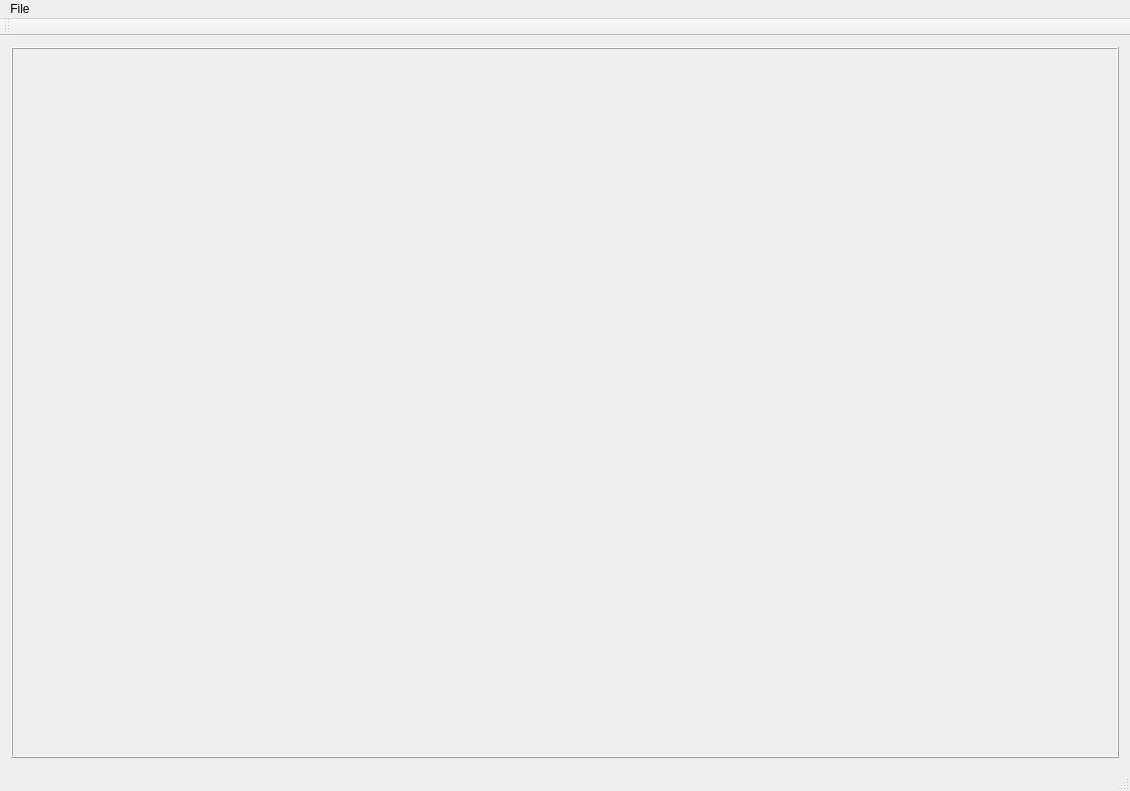
First picture: the form in TextureTool/MainFrm.ui, repository roosen5/TextureTool, before the edit.
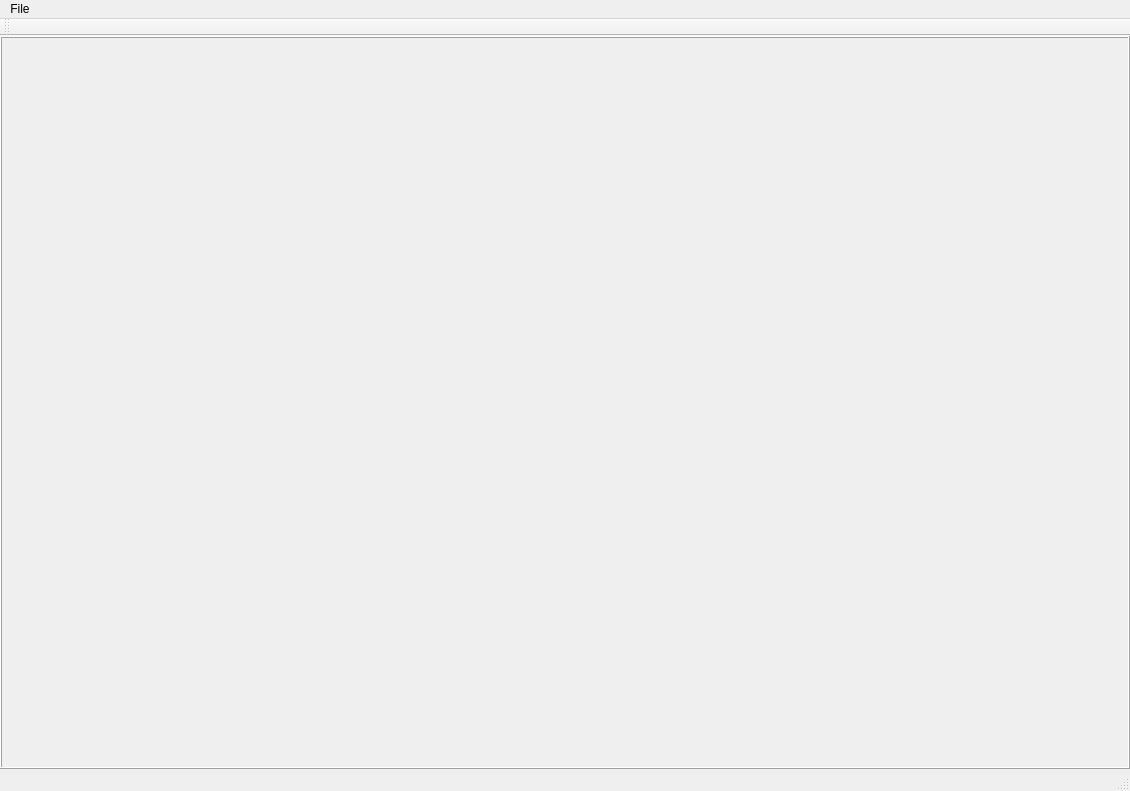
Second picture: the form after the edit. Icons and pictures are not drawn.

The edit to the form file:
```diff
--- a/TextureTool/MainFrm.ui
+++ b/TextureTool/MainFrm.ui
@@ -15,6 +15,21 @@
   </property>
   <widget class="QWidget" name="centralWidget">
    <layout class="QVBoxLayout" name="verticalLayout">
+    <property name="spacing">
+     <number>0</number>
+    </property>
+    <property name="leftMargin">
+     <number>0</number>
+    </property>
+    <property name="topMargin">
+     <number>0</number>
+    </property>
+    <property name="rightMargin">
+     <number>0</number>
+    </property>
+    <property name="bottomMargin">
+     <number>0</number>
+    </property>
     <item>
      <widget class="QFrame" name="mRenderViewFrame">
       <property name="frameShape">
```
